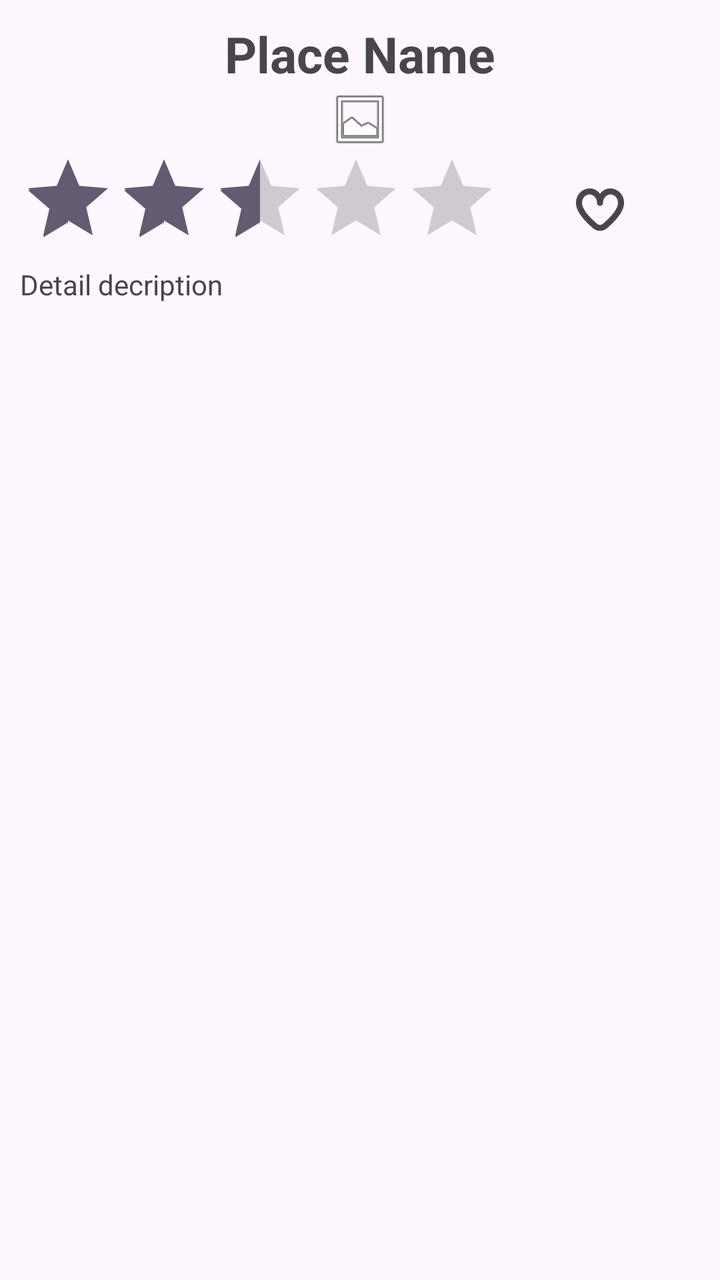
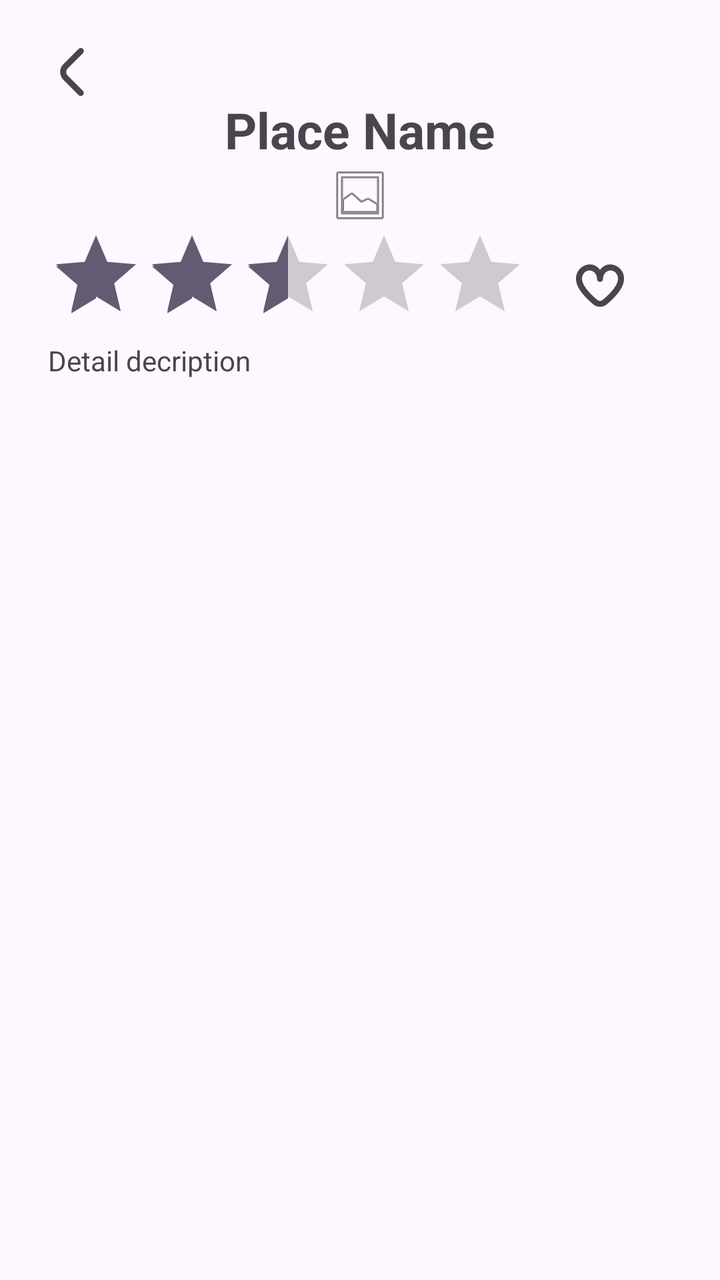

Screens rendered from an Android XML layout before and after an edit, with the pre-edit source and the edit as a unified diff.
<!-- AndroidManifest.xml: application theme Theme.MADAssignment1 -->
<!-- res/layout/fragment_detail.xml -->
<?xml version="1.0" encoding="utf-8"?>
<FrameLayout xmlns:android="http://schemas.android.com/apk/res/android"
    xmlns:tools="http://schemas.android.com/tools"
    android:layout_width="match_parent"
    android:layout_height="match_parent"
    tools:context=".DetailFragment">

    <LinearLayout
        android:layout_width="match_parent"
        android:layout_height="wrap_content"
        android:layout_margin="10dp"
        android:orientation="vertical">

        <TextView
            android:id="@+id/textViewPlaceName"
            android:layout_width="match_parent"
            android:layout_height="match_parent"
            android:text="Place Name"
            android:textAlignment="center"
            android:textStyle="bold"
            android:textSize="25dp"/>

        <ImageView
            android:id="@+id/imageViewPlace"
            android:layout_width="match_parent"
            android:layout_height="wrap_content"
            android:src="@android:drawable/ic_menu_gallery" />

        <LinearLayout
            android:layout_width="match_parent"
            android:layout_height="match_parent"
            android:orientation="horizontal">

            <RatingBar
                android:layout_width="wrap_content"
                android:layout_height="wrap_content"
                android:numStars="5"
                android:stepSize="0.5"
                android:rating="2.5"/>

            <ImageButton
                android:layout_width="match_parent"
                android:layout_height="match_parent"
                android:src="@drawable/heart"
                android:background="@android:color/transparent"
                android:layout_gravity="center|center_vertical"/>

        </LinearLayout>

        <TextView
            android:id="@+id/textShortDescription"
            android:layout_width="match_parent"
            android:layout_height="wrap_content"
            android:text="Detail decription"/>

    </LinearLayout>

</FrameLayout>
<!-- resources referenced by this layout -->
<resources>
  <!-- drawable heart (drawable) -->
  <vector xmlns:android="http://schemas.android.com/apk/res/android" android:width="24dp" android:height="24dp" android:viewportWidth="24" android:viewportHeight="24" android:tint="?attr/colorControlNormal"><path android:fillColor="@android:color/white" android:pathData="M17.25,1.851A6.568,6.568,0,0,0,12,4.558,6.568,6.568,0,0,0,6.75,1.851,7.035,7.035,0,0,0,0,9.126c0,4.552,4.674,9.425,8.6,12.712a5.29,5.29,0,0,0,6.809,0c3.922-3.287,8.6-8.16,8.6-12.712A7.035,7.035,0,0,0,17.25,1.851ZM13.477,19.539a2.294,2.294,0,0,1-2.955,0C5.742,15.531,3,11.736,3,9.126A4.043,4.043,0,0,1,6.75,4.851,4.043,4.043,0,0,1,10.5,9.126a1.5,1.5,0,0,0,3,0,4.043,4.043,0,0,1,3.75-4.275A4.043,4.043,0,0,1,21,9.126C21,11.736,18.258,15.531,13.477,19.539Z"/></vector>
  <style name="Theme.MADAssignment1" parent="Base.Theme.MADAssignment1" />
  <style name="Base.Theme.MADAssignment1" parent="Theme.Material3.DayNight.NoActionBar">
          
          
      </style>
</resources>

<!-- the commit's change to res/layout/fragment_detail.xml (unified diff, before → after) -->
@@ -8,9 +8,15 @@
     <LinearLayout
         android:layout_width="match_parent"
         android:layout_height="wrap_content"
-        android:layout_margin="10dp"
+        android:layout_margin="24dp"
         android:orientation="vertical">
 
+        <ImageButton
+            android:id="@+id/btnBack"
+            android:layout_width="wrap_content"
+            android:layout_height="match_parent"
+            android:src="@drawable/angle_left"
+            android:background="@android:color/transparent"/>
         <TextView
             android:id="@+id/textViewPlaceName"
             android:layout_width="match_parent"
<!-- resource entries referenced after the edit -->
@@ -1,5 +1,7 @@
 <!-- resources referenced by this layout -->
 <resources>
+  <!-- drawable angle_left (drawable) -->
+  <vector xmlns:android="http://schemas.android.com/apk/res/android" android:width="24dp" android:height="24dp" android:viewportWidth="24" android:viewportHeight="24" android:tint="?attr/colorControlNormal"><path android:fillColor="@android:color/white" android:pathData="M17.921,1.505a1.5,1.5,0,0,1-.44,1.06L9.809,10.237a2.5,2.5,0,0,0,0,3.536l7.662,7.662a1.5,1.5,0,0,1-2.121,2.121L7.688,15.9a5.506,5.506,0,0,1,0-7.779L15.36.444a1.5,1.5,0,0,1,2.561,1.061Z"/></vector>
   <!-- drawable heart (drawable) -->
   <vector xmlns:android="http://schemas.android.com/apk/res/android" android:width="24dp" android:height="24dp" android:viewportWidth="24" android:viewportHeight="24" android:tint="?attr/colorControlNormal"><path android:fillColor="@android:color/white" android:pathData="M17.25,1.851A6.568,6.568,0,0,0,12,4.558,6.568,6.568,0,0,0,6.75,1.851,7.035,7.035,0,0,0,0,9.126c0,4.552,4.674,9.425,8.6,12.712a5.29,5.29,0,0,0,6.809,0c3.922-3.287,8.6-8.16,8.6-12.712A7.035,7.035,0,0,0,17.25,1.851ZM13.477,19.539a2.294,2.294,0,0,1-2.955,0C5.742,15.531,3,11.736,3,9.126A4.043,4.043,0,0,1,6.75,4.851,4.043,4.043,0,0,1,10.5,9.126a1.5,1.5,0,0,0,3,0,4.043,4.043,0,0,1,3.75-4.275A4.043,4.043,0,0,1,21,9.126C21,11.736,18.258,15.531,13.477,19.539Z"/></vector>
   <style name="Theme.MADAssignment1" parent="Base.Theme.MADAssignment1" />
